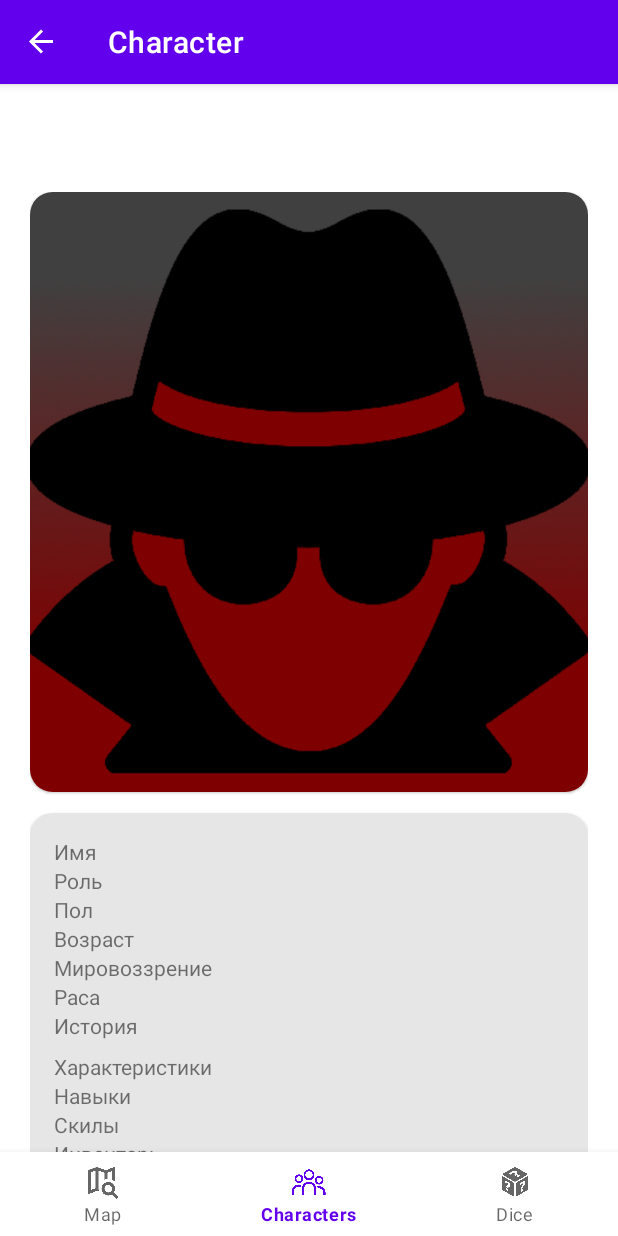
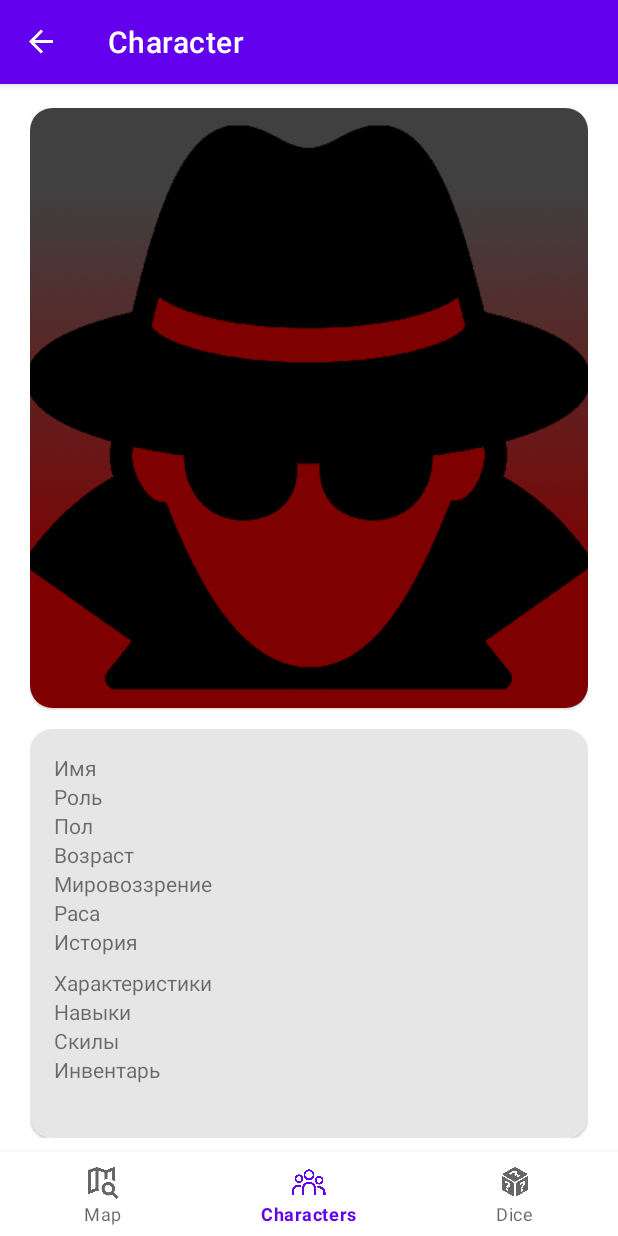
Before and after one commit to PryseOlg/Arklens, an Android app: the FullCharacterFragment screen opened through its navigation route, on a phone screen of 412 x 824 dp. Run offline under Robolectric (Android 15) with nearby library versions, the phone set to English and light mode, and no system bars; our stand-ins replace Room's generated code, navigation-ui.

Commit message:
Delete whie string on top

```diff
--- a/app/src/main/java/com/example/arklens/MainActivity.kt
+++ b/app/src/main/java/com/example/arklens/MainActivity.kt
@@ -25,13 +25,10 @@ class MainActivity : AppCompatActivity() {
         val navController = findNavController(R.id.nav_host_fragment_activity_main)
         // Passing each menu ID as a set of Ids because each
         // menu should be considered as top level destinations.
-        val appBarConfiguration = AppBarConfiguration(
-            setOf(R.id.navigation_characters)
-        )
+
         AppCompatDelegate.setDefaultNightMode(AppCompatDelegate.MODE_NIGHT_NO);
-        setupActionBarWithNavController(navController, appBarConfiguration)
+        setupActionBarWithNavController(navController)
         navView.setupWithNavController(navController)
-        supportActionBar?.setDisplayHomeAsUpEnabled(true)
 
     }
     override fun onSupportNavigateUp(): Boolean {
--- a/app/src/main/res/layout/activity_main.xml
+++ b/app/src/main/res/layout/activity_main.xml
@@ -3,8 +3,7 @@
     xmlns:app="http://schemas.android.com/apk/res-auto"
     android:id="@+id/container"
     android:layout_width="match_parent"
-    android:layout_height="match_parent"
-    android:paddingTop="?attr/actionBarSize">
+    android:layout_height="match_parent">
 
     <com.google.android.material.bottomnavigation.BottomNavigationView
         android:id="@+id/nav_view"
@@ -24,10 +23,9 @@
         android:layout_width="match_parent"
         android:layout_height="match_parent"
         app:defaultNavHost="true"
-        app:layout_constraintBottom_toTopOf="@id/nav_view"
+        app:layout_constraintBottom_toTopOf="@+id/nav_view"
         app:layout_constraintLeft_toLeftOf="parent"
         app:layout_constraintRight_toRightOf="parent"
-        app:layout_constraintTop_toTopOf="parent"
         app:navGraph="@navigation/mobile_navigation" />
 
 </androidx.constraintlayout.widget.ConstraintLayout>
--- a/app/src/main/res/layout/full_character.xml
+++ b/app/src/main/res/layout/full_character.xml
@@ -120,7 +120,8 @@
                         android:orientation="vertical"
                         app:layout_constraintEnd_toEndOf="parent"
                         app:layout_constraintStart_toStartOf="parent"
-                        app:layout_constraintTop_toBottomOf="@+id/personal_block">
+                        app:layout_constraintTop_toBottomOf="@+id/personal_block"
+                        android:paddingBottom="20dp">
 
                         <TextView
                             android:id="@+id/characteristic_set"
```
